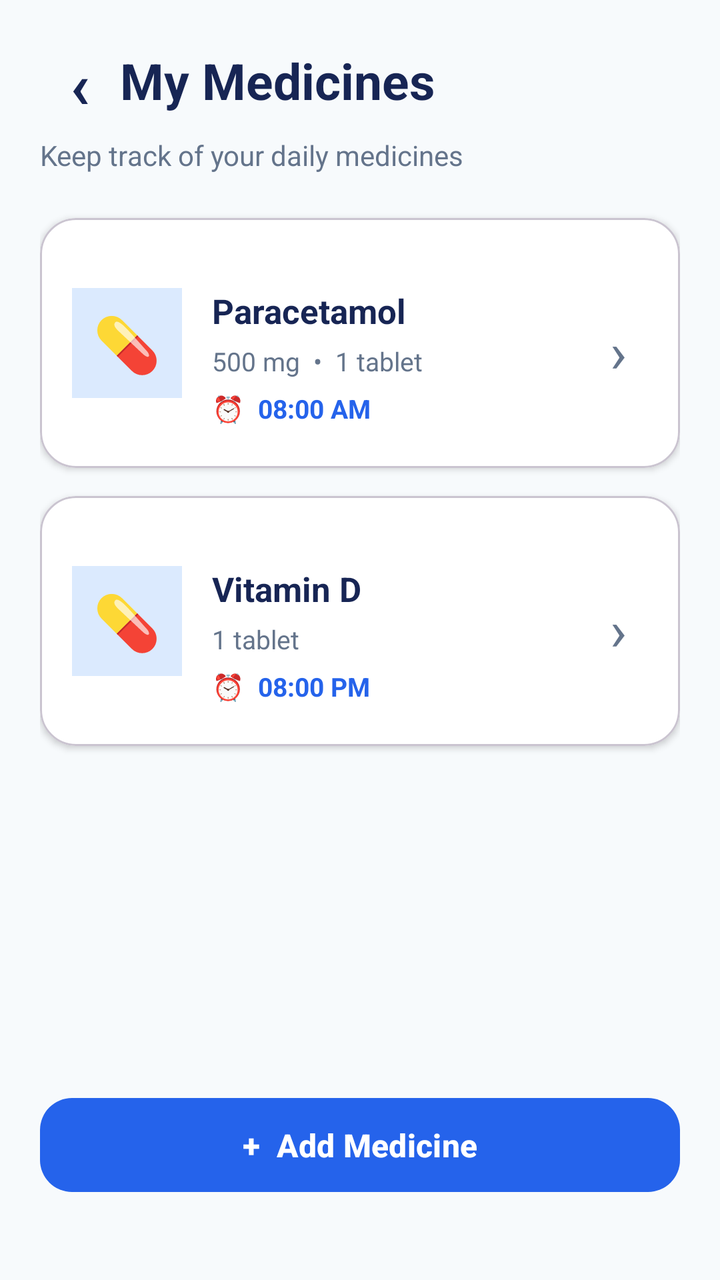
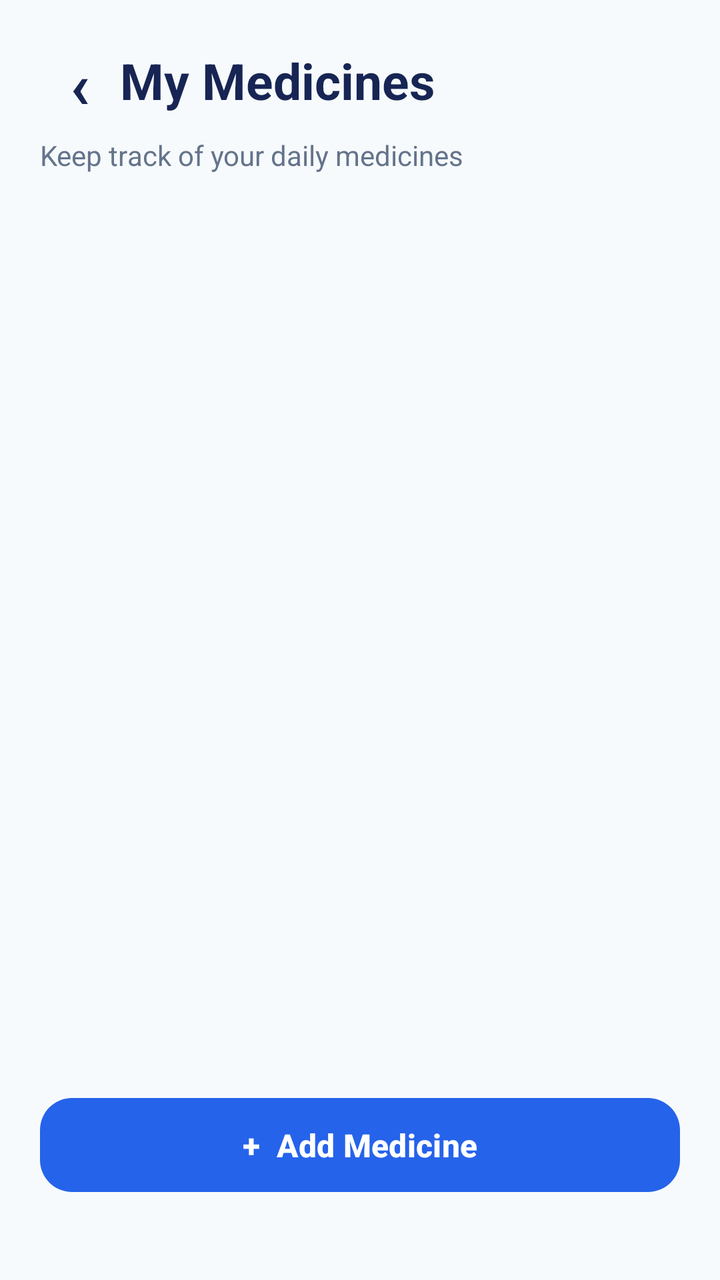

An Android layout rendered at two revisions. The XML below is the earlier revision; the diff shows what the commit changed to produce the second picture.
<!-- AndroidManifest.xml: application theme Theme._24012011119_MAD_Medicare -->
<!-- res/layout/activity_medicines.xml -->
<?xml version="1.0" encoding="utf-8"?>
<androidx.constraintlayout.widget.ConstraintLayout
    xmlns:android="http://schemas.android.com/apk/res/android"
    xmlns:app="http://schemas.android.com/apk/res-auto"
    android:layout_width="match_parent"
    android:layout_height="match_parent"
    android:background="#F7FAFC"
    android:padding="20dp">

    
    <TextView
        android:id="@+id/txtBack"
        android:layout_width="40dp"
        android:layout_height="40dp"
        android:gravity="center"
        android:text="‹"
        android:textColor="#172554"
        android:textSize="32sp"
        android:textStyle="bold"
        app:layout_constraintStart_toStartOf="parent"
        app:layout_constraintTop_toTopOf="parent" />

    
    <TextView
        android:id="@+id/txtTitle"
        android:layout_width="wrap_content"
        android:layout_height="wrap_content"
        android:text="My Medicines"
        android:textColor="#172554"
        android:textSize="25sp"
        android:textStyle="bold"
        app:layout_constraintBottom_toBottomOf="@id/txtBack"
        app:layout_constraintStart_toEndOf="@id/txtBack"
        app:layout_constraintTop_toTopOf="@id/txtBack" />

    
    <TextView
        android:id="@+id/txtSubtitle"
        android:layout_width="0dp"
        android:layout_height="wrap_content"
        android:layout_marginTop="8dp"
        android:text="Keep track of your daily medicines"
        android:textColor="#64748B"
        android:textSize="14sp"
        app:layout_constraintEnd_toEndOf="parent"
        app:layout_constraintStart_toStartOf="parent"
        app:layout_constraintTop_toBottomOf="@id/txtBack" />

    
    <com.google.android.material.card.MaterialCardView
        android:id="@+id/cardMedicine1"
        android:layout_width="0dp"
        android:layout_height="125dp"
        android:layout_marginTop="22dp"
        app:cardBackgroundColor="#FFFFFF"
        app:cardCornerRadius="18dp"
        app:cardElevation="2dp"
        app:layout_constraintEnd_toEndOf="parent"
        app:layout_constraintStart_toStartOf="parent"
        app:layout_constraintTop_toBottomOf="@id/txtSubtitle">

        <androidx.constraintlayout.widget.ConstraintLayout
            android:layout_width="match_parent"
            android:layout_height="match_parent"
            android:padding="16dp">

            
            <TextView
                android:id="@+id/txtMedicineIcon1"
                android:layout_width="55dp"
                android:layout_height="55dp"
                android:background="#DBEAFE"
                android:gravity="center"
                android:text="💊"
                android:textSize="27sp"
                app:layout_constraintBottom_toBottomOf="parent"
                app:layout_constraintStart_toStartOf="parent"
                app:layout_constraintTop_toTopOf="parent" />

            
            <TextView
                android:id="@+id/txtMedicineName1"
                android:layout_width="0dp"
                android:layout_height="wrap_content"
                android:layout_marginStart="15dp"
                android:text="Paracetamol"
                android:textColor="#172554"
                android:textSize="17sp"
                android:textStyle="bold"
                app:layout_constraintEnd_toStartOf="@id/txtArrow1"
                app:layout_constraintStart_toEndOf="@id/txtMedicineIcon1"
                app:layout_constraintTop_toTopOf="@id/txtMedicineIcon1" />

            
            <TextView
                android:id="@+id/txtDosage1"
                android:layout_width="0dp"
                android:layout_height="wrap_content"
                android:layout_marginStart="15dp"
                android:layout_marginTop="5dp"
                android:text="500 mg  •  1 tablet"
                android:textColor="#64748B"
                android:textSize="13sp"
                app:layout_constraintEnd_toStartOf="@id/txtArrow1"
                app:layout_constraintStart_toEndOf="@id/txtMedicineIcon1"
                app:layout_constraintTop_toBottomOf="@id/txtMedicineName1" />

            
            <TextView
                android:id="@+id/txtTime1"
                android:layout_width="0dp"
                android:layout_height="wrap_content"
                android:layout_marginStart="15dp"
                android:layout_marginTop="6dp"
                android:text="⏰  08:00 AM"
                android:textColor="#2563EB"
                android:textSize="13sp"
                android:textStyle="bold"
                app:layout_constraintEnd_toStartOf="@id/txtArrow1"
                app:layout_constraintStart_toEndOf="@id/txtMedicineIcon1"
                app:layout_constraintTop_toBottomOf="@id/txtDosage1" />

            
            <TextView
                android:id="@+id/txtArrow1"
                android:layout_width="30dp"
                android:layout_height="30dp"
                android:gravity="center"
                android:text="›"
                android:textColor="#64748B"
                android:textSize="28sp"
                app:layout_constraintBottom_toBottomOf="parent"
                app:layout_constraintEnd_toEndOf="parent"
                app:layout_constraintTop_toTopOf="parent" />

        </androidx.constraintlayout.widget.ConstraintLayout>

    </com.google.android.material.card.MaterialCardView>

    
    <com.google.android.material.card.MaterialCardView
        android:id="@+id/cardMedicine2"
        android:layout_width="0dp"
        android:layout_height="125dp"
        android:layout_marginTop="14dp"
        app:cardBackgroundColor="#FFFFFF"
        app:cardCornerRadius="18dp"
        app:cardElevation="2dp"
        app:layout_constraintEnd_toEndOf="parent"
        app:layout_constraintStart_toStartOf="parent"
        app:layout_constraintTop_toBottomOf="@id/cardMedicine1">

        <androidx.constraintlayout.widget.ConstraintLayout
            android:layout_width="match_parent"
            android:layout_height="match_parent"
            android:padding="16dp">

            
            <TextView
                android:id="@+id/txtMedicineIcon2"
                android:layout_width="55dp"
                android:layout_height="55dp"
                android:background="#DBEAFE"
                android:gravity="center"
                android:text="💊"
                android:textSize="27sp"
                app:layout_constraintBottom_toBottomOf="parent"
                app:layout_constraintStart_toStartOf="parent"
                app:layout_constraintTop_toTopOf="parent" />

            
            <TextView
                android:id="@+id/txtMedicineName2"
                android:layout_width="0dp"
                android:layout_height="wrap_content"
                android:layout_marginStart="15dp"
                android:text="Vitamin D"
                android:textColor="#172554"
                android:textSize="17sp"
                android:textStyle="bold"
                app:layout_constraintEnd_toStartOf="@id/txtArrow2"
                app:layout_constraintStart_toEndOf="@id/txtMedicineIcon2"
                app:layout_constraintTop_toTopOf="@id/txtMedicineIcon2" />

            
            <TextView
                android:id="@+id/txtDosage2"
                android:layout_width="0dp"
                android:layout_height="wrap_content"
                android:layout_marginStart="15dp"
                android:layout_marginTop="5dp"
                android:text="1 tablet"
                android:textColor="#64748B"
                android:textSize="13sp"
                app:layout_constraintEnd_toStartOf="@id/txtArrow2"
                app:layout_constraintStart_toEndOf="@id/txtMedicineIcon2"
                app:layout_constraintTop_toBottomOf="@id/txtMedicineName2" />

            
            <TextView
                android:id="@+id/txtTime2"
                android:layout_width="0dp"
                android:layout_height="wrap_content"
                android:layout_marginStart="15dp"
                android:layout_marginTop="6dp"
                android:text="⏰  08:00 PM"
                android:textColor="#2563EB"
                android:textSize="13sp"
                android:textStyle="bold"
                app:layout_constraintEnd_toStartOf="@id/txtArrow2"
                app:layout_constraintStart_toEndOf="@id/txtMedicineIcon2"
                app:layout_constraintTop_toBottomOf="@id/txtDosage2" />

            
            <TextView
                android:id="@+id/txtArrow2"
                android:layout_width="30dp"
                android:layout_height="30dp"
                android:gravity="center"
                android:text="›"
                android:textColor="#64748B"
                android:textSize="28sp"
                app:layout_constraintBottom_toBottomOf="parent"
                app:layout_constraintEnd_toEndOf="parent"
                app:layout_constraintTop_toTopOf="parent" />

        </androidx.constraintlayout.widget.ConstraintLayout>

    </com.google.android.material.card.MaterialCardView>

    
    <com.google.android.material.button.MaterialButton
        android:id="@+id/btnAddMedicine"
        android:layout_width="0dp"
        android:layout_height="55dp"
        android:layout_marginBottom="20dp"
        android:text="+  Add Medicine"
        android:textColor="#FFFFFF"
        android:textSize="16sp"
        android:textStyle="bold"
        app:backgroundTint="#2563EB"
        app:cornerRadius="16dp"
        app:layout_constraintBottom_toBottomOf="parent"
        app:layout_constraintEnd_toEndOf="parent"
        app:layout_constraintStart_toStartOf="parent" />

</androidx.constraintlayout.widget.ConstraintLayout>
<!-- resources referenced by this layout -->
<resources>
  <style name="Theme._24012011119_MAD_Medicare" parent="Base.Theme._24012011119_MAD_Medicare" />
  <style name="Base.Theme._24012011119_MAD_Medicare" parent="Theme.Material3.DayNight.NoActionBar">
          
          
      </style>
</resources>

<!-- the commit's change to res/layout/activity_medicines.xml (unified diff, before → after) -->
@@ -47,186 +47,17 @@
         app:layout_constraintTop_toBottomOf="@id/txtBack" />
 
     
-    <com.google.android.material.card.MaterialCardView
-        android:id="@+id/cardMedicine1"
+    <androidx.recyclerview.widget.RecyclerView
+        android:id="@+id/recyclerMedicines"
         android:layout_width="0dp"
-        android:layout_height="125dp"
+        android:layout_height="0dp"
         android:layout_marginTop="22dp"
-        app:cardBackgroundColor="#FFFFFF"
-        app:cardCornerRadius="18dp"
-        app:cardElevation="2dp"
+        android:clipToPadding="false"
+        android:paddingBottom="10dp"
+        app:layout_constraintBottom_toTopOf="@id/btnAddMedicine"
         app:layout_constraintEnd_toEndOf="parent"
         app:layout_constraintStart_toStartOf="parent"
-        app:layout_constraintTop_toBottomOf="@id/txtSubtitle">
-
-        <androidx.constraintlayout.widget.ConstraintLayout
-            android:layout_width="match_parent"
-            android:layout_height="match_parent"
-            android:padding="16dp">
-
-            
-            <TextView
-                android:id="@+id/txtMedicineIcon1"
-                android:layout_width="55dp"
-                android:layout_height="55dp"
-                android:background="#DBEAFE"
-                android:gravity="center"
-                android:text="💊"
-                android:textSize="27sp"
-                app:layout_constraintBottom_toBottomOf="parent"
-                app:layout_constraintStart_toStartOf="parent"
-                app:layout_constraintTop_toTopOf="parent" />
-
-            
-            <TextView
-                android:id="@+id/txtMedicineName1"
-                android:layout_width="0dp"
-                android:layout_height="wrap_content"
-                android:layout_marginStart="15dp"
-                android:text="Paracetamol"
-                android:textColor="#172554"
-                android:textSize="17sp"
-                android:textStyle="bold"
-                app:layout_constraintEnd_toStartOf="@id/txtArrow1"
-                app:layout_constraintStart_toEndOf="@id/txtMedicineIcon1"
-                app:layout_constraintTop_toTopOf="@id/txtMedicineIcon1" />
-
-            
-            <TextView
-                android:id="@+id/txtDosage1"
-                android:layout_width="0dp"
-                android:layout_height="wrap_content"
-                android:layout_marginStart="15dp"
-                android:layout_marginTop="5dp"
-                android:text="500 mg  •  1 tablet"
-                android:textColor="#64748B"
-                android:textSize="13sp"
-                app:layout_constraintEnd_toStartOf="@id/txtArrow1"
-                app:layout_constraintStart_toEndOf="@id/txtMedicineIcon1"
-                app:layout_constraintTop_toBottomOf="@id/txtMedicineName1" />
-
-            
-            <TextView
-                android:id="@+id/txtTime1"
-                android:layout_width="0dp"
-                android:layout_height="wrap_content"
-                android:layout_marginStart="15dp"
-                android:layout_marginTop="6dp"
-                android:text="⏰  08:00 AM"
-                android:textColor="#2563EB"
-                android:textSize="13sp"
-                android:textStyle="bold"
-                app:layout_constraintEnd_toStartOf="@id/txtArrow1"
-                app:layout_constraintStart_toEndOf="@id/txtMedicineIcon1"
-                app:layout_constraintTop_toBottomOf="@id/txtDosage1" />
-
-            
-            <TextView
-                android:id="@+id/txtArrow1"
-                android:layout_width="30dp"
-                android:layout_height="30dp"
-                android:gravity="center"
-                android:text="›"
-                android:textColor="#64748B"
-                android:textSize="28sp"
-                app:layout_constraintBottom_toBottomOf="parent"
-                app:layout_constraintEnd_toEndOf="parent"
-                app:layout_constraintTop_toTopOf="parent" />
-
-        </androidx.constraintlayout.widget.ConstraintLayout>
-
-    </com.google.android.material.card.MaterialCardView>
-
-    
-    <com.google.android.material.card.MaterialCardView
-        android:id="@+id/cardMedicine2"
-        android:layout_width="0dp"
-        android:layout_height="125dp"
-        android:layout_marginTop="14dp"
-        app:cardBackgroundColor="#FFFFFF"
-        app:cardCornerRadius="18dp"
-        app:cardElevation="2dp"
-        app:layout_constraintEnd_toEndOf="parent"
-        app:layout_constraintStart_toStartOf="parent"
-        app:layout_constraintTop_toBottomOf="@id/cardMedicine1">
-
-        <androidx.constraintlayout.widget.ConstraintLayout
-            android:layout_width="match_parent"
-            android:layout_height="match_parent"
-            android:padding="16dp">
-
-            
-            <TextView
-                android:id="@+id/txtMedicineIcon2"
-                android:layout_width="55dp"
-                android:layout_height="55dp"
-                android:background="#DBEAFE"
-                android:gravity="center"
-                android:text="💊"
-                android:textSize="27sp"
-                app:layout_constraintBottom_toBottomOf="parent"
-                app:layout_constraintStart_toStartOf="parent"
-                app:layout_constraintTop_toTopOf="parent" />
-
-            
-            <TextView
-                android:id="@+id/txtMedicineName2"
-                android:layout_width="0dp"
-                android:layout_height="wrap_content"
-                android:layout_marginStart="15dp"
-                android:text="Vitamin D"
-                android:textColor="#172554"
-                android:textSize="17sp"
-                android:textStyle="bold"
-                app:layout_constraintEnd_toStartOf="@id/txtArrow2"
-                app:layout_constraintStart_toEndOf="@id/txtMedicineIcon2"
-                app:layout_constraintTop_toTopOf="@id/txtMedicineIcon2" />
-
-            
-            <TextView
-                android:id="@+id/txtDosage2"
-                android:layout_width="0dp"
-                android:layout_height="wrap_content"
-                android:layout_marginStart="15dp"
-                android:layout_marginTop="5dp"
-                android:text="1 tablet"
-                android:textColor="#64748B"
-                android:textSize="13sp"
-                app:layout_constraintEnd_toStartOf="@id/txtArrow2"
-                app:layout_constraintStart_toEndOf="@id/txtMedicineIcon2"
-                app:layout_constraintTop_toBottomOf="@id/txtMedicineName2" />
-
-            
-            <TextView
-                android:id="@+id/txtTime2"
-                android:layout_width="0dp"
-                android:layout_height="wrap_content"
-                android:layout_marginStart="15dp"
-                android:layout_marginTop="6dp"
-                android:text="⏰  08:00 PM"
-                android:textColor="#2563EB"
-                android:textSize="13sp"
-                android:textStyle="bold"
-                app:layout_constraintEnd_toStartOf="@id/txtArrow2"
-                app:layout_constraintStart_toEndOf="@id/txtMedicineIcon2"
-                app:layout_constraintTop_toBottomOf="@id/txtDosage2" />
-
-            
-            <TextView
-                android:id="@+id/txtArrow2"
-                android:layout_width="30dp"
-                android:layout_height="30dp"
-                android:gravity="center"
-                android:text="›"
-                android:textColor="#64748B"
-                android:textSize="28sp"
-                app:layout_constraintBottom_toBottomOf="parent"
-                app:layout_constraintEnd_toEndOf="parent"
-                app:layout_constraintTop_toTopOf="parent" />
-
-        </androidx.constraintlayout.widget.ConstraintLayout>
-
-    </com.google.android.material.card.MaterialCardView>
+        app:layout_constraintTop_toBottomOf="@id/txtSubtitle" />
 
     
     <com.google.android.material.button.MaterialButton
